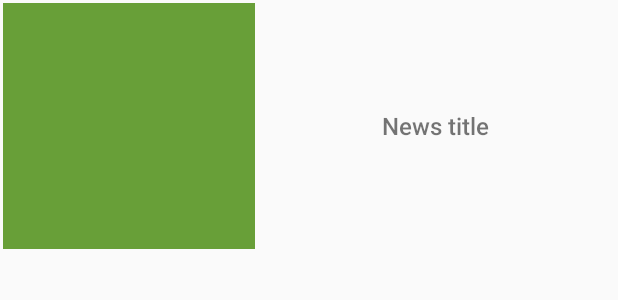
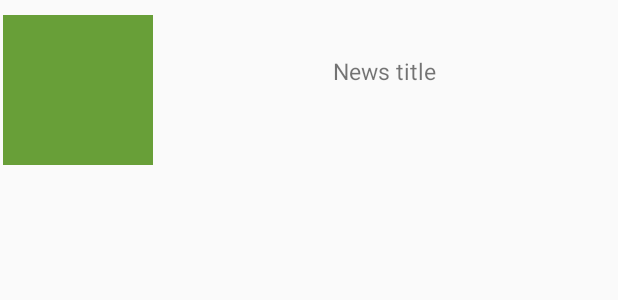
Before and after one commit to grosa1/MonUP-App, an Android app: the layout news_list_item.xml on its own in the app's theme, with its tools: preview values and no code run, on a phone screen of 412 x 824 dp. Shown: the top 300 px of the screen. Run offline under Robolectric (Android 15) with nearby library versions, the phone set to English and light mode, and no system bars.

Commit message:
enhancement: add date field and reduce images dimension in news section, fix layout direction bug

```diff
--- a/app/src/main/res/layout/news_list_item.xml
+++ b/app/src/main/res/layout/news_list_item.xml
@@ -2,7 +2,7 @@
 <LinearLayout xmlns:android="http://schemas.android.com/apk/res/android"
     android:id="@+id/news_list_item"
     android:layout_width="match_parent"
-    android:layout_height="168dp"
+    android:layout_height="120dp"
     android:gravity="center"
     android:orientation="horizontal"
     android:padding="2dp"
@@ -10,10 +10,10 @@
 
     <ImageView
         android:id="@+id/article_icon"
-        android:layout_width="168dp"
-        android:layout_height="168dp"
+        android:layout_width="100dp"
+        android:layout_height="100dp"
         android:contentDescription="@string/imageView_content_description"
-        android:layout_gravity="top"
+        android:layout_gravity="center_vertical"
         android:src="@color/colorPrimaryDark" />
 
 
@@ -32,24 +32,22 @@
             android:gravity="center"
             android:layout_marginStart="6dp"
             android:layout_marginEnd="6dp"
-            android:fontFamily="sans-serif-medium"
             android:text="@string/news_title_place_holder"
             android:textAlignment="center"
-            android:textSize="16sp" />
-        <!--            android:layout_weight="3"-->
+            android:layout_weight="2"
+            android:textSize="15sp" />
 
-
-<!--        <TextView-->
-<!--            android:id="@+id/article_text"-->
-<!--            android:maxLength="50"-->
-<!--            android:layout_width="match_parent"-->
-<!--            android:layout_height="match_parent"-->
-<!--            android:layout_marginStart="6dp"-->
-<!--            android:layout_marginEnd="6dp"-->
-<!--            android:layout_weight="7"-->
-<!--            android:gravity="bottom"-->
-<!--            android:text="@string/news_text_place_holder"-->
-<!--            android:textSize="14sp" />-->
+        <TextView
+            android:id="@+id/article_date"
+            android:layout_width="match_parent"
+            android:layout_height="match_parent"
+            android:layout_marginStart="6dp"
+            android:layout_marginEnd="6dp"
+            android:layout_marginBottom="6dp"
+            android:layout_weight="7"
+            android:gravity="right"
+            android:text="@string/news_date_place_holder"
+            android:textSize="10sp" />
 
     </LinearLayout>
 
--- a/app/src/main/res/values/strings.xml
+++ b/app/src/main/res/values/strings.xml
@@ -64,7 +64,7 @@
     <!-- news and article -->
     <string name="news_text">News</string>
     <string name="news_title_place_holder">News title</string>
-    <string name="news_text_place_holder">No text</string>
+    <string name="news_date_place_holder"></string>
     <string name="article_url">Go to original post</string>
     <string name="news_refreshed">News refreshed</string>
 
```
Also changed, not shown: app/src/main/java/giovanni/tradingtoolkit/news/NewsListAdapter.java (+22 -1 lines), 1 other file.
